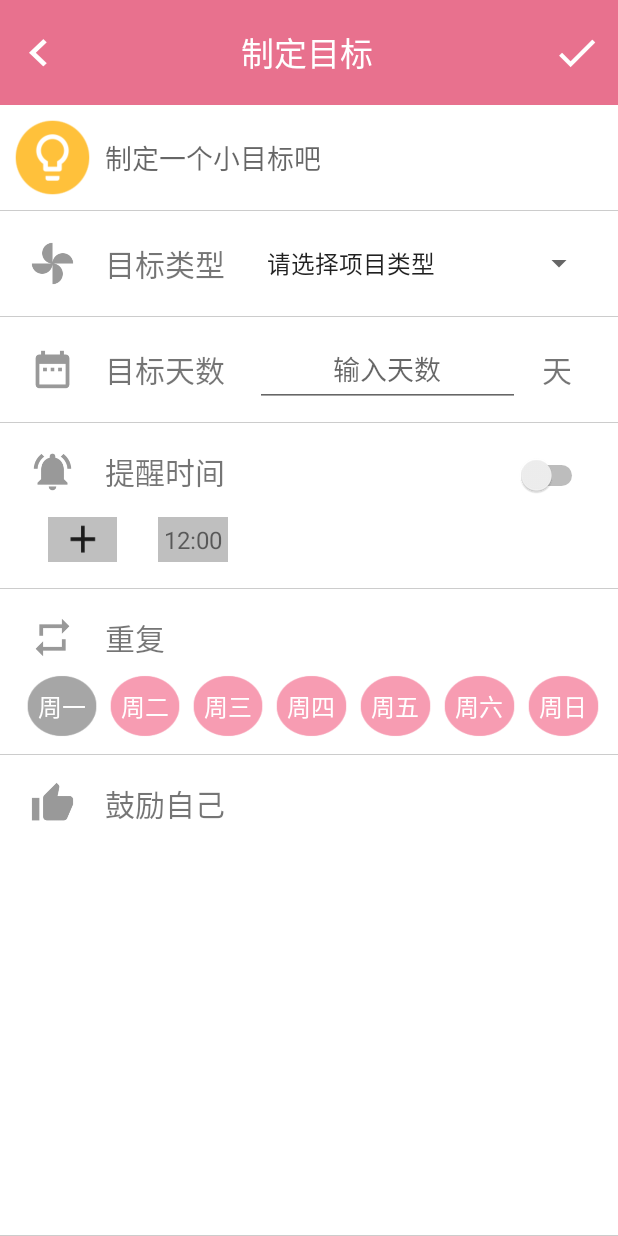
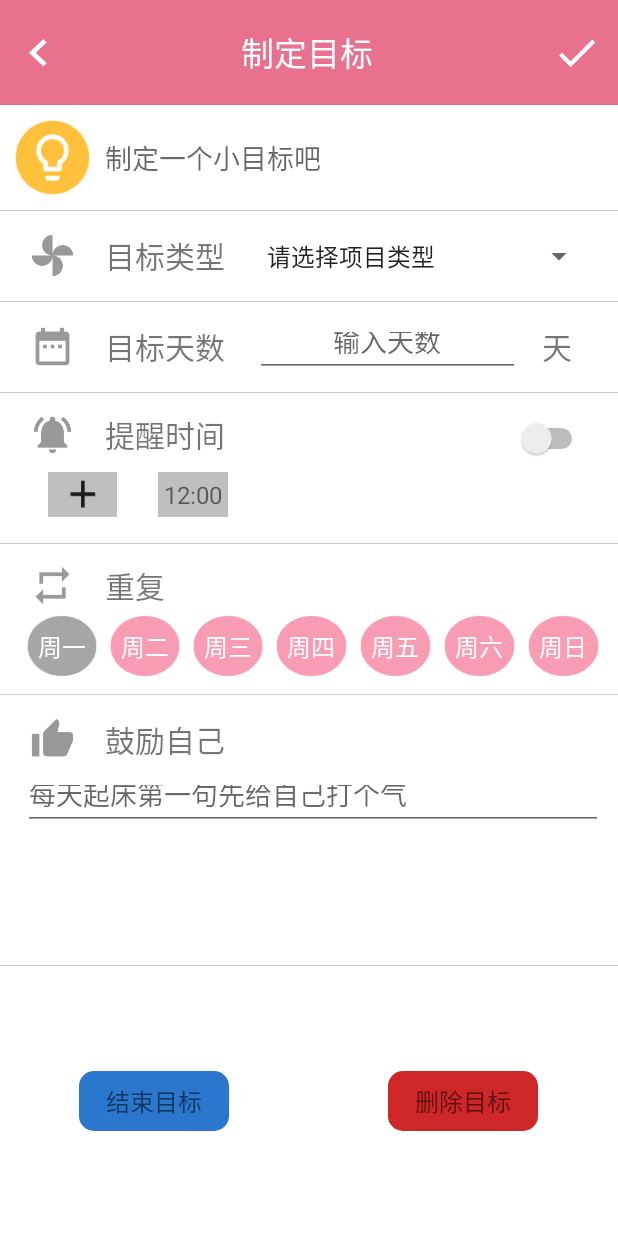
Before and after one commit to ZulaZhang/SealionCheckin, an Android app: the screen it shows after launch (SetGoalActivity), after a tap on "制定目标", on a phone screen of 412 x 824 dp. Run offline under Robolectric (Android 15) with nearby library versions, the phone set to English and light mode, and no system bars.

Commit message:
修改编辑目标

```diff
--- a/app/src/main/AndroidManifest.xml
+++ b/app/src/main/AndroidManifest.xml
@@ -18,11 +18,12 @@
         </activity>
         <activity android:name=".SetGoalActivity" />
         <activity android:name=".ProfileActivity" />
-        <activity android:name=".EditGoalActivity" />
+        <activity android:name=".CheckInActivity" />
 
         <meta-data
             android:name="com.google.android.actions"
             android:resource="@xml/corner" />
+
     </application>
 
 </manifest>
--- /dev/null
+++ b/app/src/main/java/com/sealion/checkin/CheckInActivity.java
@@ -0,0 +1,37 @@
+package com.sealion.checkin;
+
+import android.content.Intent;
+import android.support.v7.app.AppCompatActivity;
+import android.os.Bundle;
+import android.view.View;
+import android.widget.Button;
+import android.widget.ImageView;
+import android.widget.TextView;
+
+public class CheckInActivity extends AppCompatActivity {
+
+    private TextView editGoal;
+    private ImageView check;
+
+    @Override
+    protected void onCreate(Bundle savedInstanceState) {
+        super.onCreate(savedInstanceState);
+        setContentView(R.layout.activity_check_in);
+        editGoal = (TextView) findViewById(R.id.edit_goal);
+        check = (ImageView)findViewById(R.id.check);
+        editGoal.setOnClickListener(new View.OnClickListener() {
+            @Override
+            public void onClick(View v) {
+                Intent intent = new Intent(CheckInActivity.this, SetGoalActivity.class);
+                startActivity(intent);
+            }
+        });
+        check.setOnClickListener(new View.OnClickListener() {
+            @Override
+            public void onClick(View v) {
+                Intent intent =new Intent(CheckInActivity.this, SetGoalActivity.class);
+                startActivity(intent);
+            }
+        });
+    }
+}
--- a/app/src/main/java/com/sealion/checkin/EditGoalActivity.java
+++ /dev/null
@@ -1,13 +0,0 @@
-package com.sealion.checkin;
-
-import android.support.v7.app.AppCompatActivity;
-import android.os.Bundle;
-
-public class EditGoalActivity extends AppCompatActivity {
-
-    @Override
-    protected void onCreate(Bundle savedInstanceState) {
-        super.onCreate(savedInstanceState);
-        setContentView(R.layout.activity_edit_goal);
-    }
-}
--- a/app/src/main/java/com/sealion/checkin/MainActivity.java
+++ b/app/src/main/java/com/sealion/checkin/MainActivity.java
@@ -5,11 +5,10 @@ import android.support.v7.app.AppCompatActivity;
 import android.os.Bundle;
 import android.view.View;
 import android.widget.Button;
-import android.widget.Toolbar;
 
 public class MainActivity extends AppCompatActivity {
 
-    private Button setGoal, calendar, profile,editGoal;
+    private Button setGoal, calendar, profile,goal;
 
     @Override
     protected void onCreate(Bundle savedInstanceState) {
@@ -18,7 +17,7 @@ public class MainActivity extends AppCompatActivity {
         setGoal = (Button) findViewById(R.id.set_goal);
         calendar = (Button) findViewById(R.id.calendar);
         profile = (Button) findViewById(R.id.profile);
-        editGoal = (Button) findViewById(R.id.edit_goal);
+        goal = (Button) findViewById(R.id.goal);
         setGoal.setOnClickListener(new View.OnClickListener() {
             @Override
             public void onClick(View v) {
@@ -35,10 +34,10 @@ public class MainActivity extends AppCompatActivity {
             }
         });
 
-        editGoal.setOnClickListener(new View.OnClickListener() {
+        goal.setOnClickListener(new View.OnClickListener() {
             @Override
             public void onClick(View v) {
-                Intent intent= new Intent(MainActivity.this,EditGoalActivity.class);
+                Intent intent= new Intent(MainActivity.this,CheckInActivity.class);
                 startActivity(intent);
             }
         });
--- /dev/null
+++ b/app/src/main/res/drawable/corners_bule.xml
@@ -0,0 +1,10 @@
+<?xml version="1.0" encoding="utf-8"?>
+<shape xmlns:android="http://schemas.android.com/apk/res/android">
+    <solid android:color="#2a77cd" />
+    <corners
+        android:topLeftRadius="10dp"
+        android:topRightRadius="10dp"
+        android:bottomRightRadius="10dp"
+        android:bottomLeftRadius="10dp"
+        />
+</shape>
--- /dev/null
+++ b/app/src/main/res/drawable/corners_red.xml
@@ -0,0 +1,10 @@
+<?xml version="1.0" encoding="utf-8"?>
+<shape xmlns:android="http://schemas.android.com/apk/res/android">
+    <solid android:color="#cd2727" />
+    <corners
+        android:topLeftRadius="10dp"
+        android:topRightRadius="10dp"
+        android:bottomRightRadius="10dp"
+        android:bottomLeftRadius="10dp"
+        />
+</shape>
--- a/app/src/main/res/layout/activity_edit_goal.xml
+++ b/app/src/main/res/layout/activity_check_in.xml
@@ -44,6 +44,7 @@
         android:orientation="vertical">
 
         <ImageView
+            android:id="@+id/check"
             android:layout_width="180dp"
             android:layout_height="180dp"
             android:layout_gravity="center"
@@ -149,6 +150,7 @@
        >
 
         <TextView
+            android:id="@+id/edit_goal"
             android:layout_width="100dp"
             android:layout_height="40dp"
             android:background="@drawable/corners_bg"
--- a/app/src/main/res/layout/activity_main.xml
+++ b/app/src/main/res/layout/activity_main.xml
@@ -48,11 +48,11 @@
             android:text="制定目标" />
 
         <Button
-            android:id="@+id/edit_goal"
+            android:id="@+id/goal"
             android:layout_width="0dp"
             android:layout_height="match_parent"
             android:layout_weight="1"
-            android:text="编辑目标" />
+            android:text="定好目标" />
 
         <LinearLayout
             android:layout_width="0dp"
--- a/app/src/main/res/layout/activity_set_goal.xml
+++ b/app/src/main/res/layout/activity_set_goal.xml
@@ -15,28 +15,29 @@
         <ImageView
             android:layout_width="35dp"
             android:layout_height="match_parent"
+            android:layout_marginStart="7dp"
             android:layout_marginLeft="7dp"
-            android:layout_marginStart="7dp"
-            android:src="@drawable/back"/>
+            android:src="@drawable/back" />
 
         <TextView
             android:layout_width="0dp"
             android:layout_height="wrap_content"
+            android:layout_gravity="center"
             android:layout_weight="1"
+            android:gravity="center"
             android:text="制定目标"
             android:textColor="#ffffff"
-            android:textSize="22sp"
-            android:layout_gravity="center"
-            android:gravity="center"/>
+            android:textSize="22sp" />
 
         <ImageView
             android:layout_width="35dp"
             android:layout_height="match_parent"
+            android:layout_marginEnd="10dp"
             android:layout_marginRight="10dp"
-            android:layout_marginEnd="10dp"
-            android:src="@drawable/save"/>
+            android:src="@drawable/save" />
 
     </LinearLayout>
+
 
             <LinearLayout
                 android:layout_width="match_parent"
@@ -66,7 +67,7 @@
 
             <LinearLayout
                 android:layout_width="match_parent"
-        android:layout_height="70dp"
+                android:layout_height="60dp"
                 android:layout_marginBottom="1px"
                 android:background="#FFFFFF"
                 android:orientation="horizontal"
@@ -97,7 +98,7 @@
 
             <LinearLayout
                 android:layout_width="match_parent"
-        android:layout_height="70dp"
+                android:layout_height="60dp"
                 android:layout_marginBottom="1px"
                 android:background="#FFFFFF"
                 android:orientation="horizontal"
@@ -138,7 +139,7 @@
 
             <LinearLayout
                 android:layout_width="match_parent"
-        android:layout_height="110dp"
+                android:layout_height="100dp"
                 android:layout_marginBottom="1px"
                 android:background="#FFFFFF"
                 android:orientation="vertical"
@@ -146,7 +147,7 @@
 
                 <LinearLayout
                     android:layout_width="match_parent"
-            android:layout_height="45dp"
+                    android:layout_height="35dp"
                     android:orientation="horizontal">
 
                     <ImageView
@@ -181,43 +182,45 @@
                     <ImageView
                         android:layout_width="70dp"
                         android:layout_height="30dp"
+                        android:layout_gravity="center_vertical"
                         android:layout_marginStart="10dp"
                         android:layout_marginLeft="10dp"
-                android:layout_gravity="center_vertical"
                         android:src="@drawable/plus" />
 
                     <TextView
                         android:layout_width="wrap_content"
                         android:layout_height="30dp"
+                        android:layout_gravity="center_vertical"
+                        android:layout_marginStart="15dp"
+                        android:layout_marginLeft="15dp"
+                        android:background="#bfbfbf"
+                        android:gravity="center"
                         android:paddingLeft="4dp"
                         android:paddingRight="4dp"
-                android:layout_marginStart="15dp"
-                android:layout_marginLeft="15dp"
-                android:layout_gravity="center_vertical"
-                android:gravity="center"
                         android:text="12:00"
-                android:background="#bfbfbf"
                         android:textSize="16sp" />
                 </LinearLayout>
             </LinearLayout>
 
             <LinearLayout
                 android:layout_width="match_parent"
-        android:layout_height="110dp"
+                android:layout_height="100dp"
                 android:layout_marginBottom="1px"
                 android:background="#FFFFFF"
                 android:orientation="vertical"
                 android:padding="10dp">
+
                 <LinearLayout
                     android:layout_width="match_parent"
-            android:layout_height="45dp"
+                    android:layout_height="35dp"
                     android:orientation="horizontal">
 
                     <ImageView
                         android:layout_width="50dp"
                         android:layout_height="30dp"
                         android:layout_gravity="center"
-            android:src="@drawable/repitition"/>
+                        android:src="@drawable/repitition" />
+
                     <TextView
                         android:layout_width="100dp"
                         android:layout_height="match_parent"
@@ -227,6 +230,7 @@
                         android:text="重复"
                         android:textSize="20sp" />
                 </LinearLayout>
+
                 <LinearLayout
                     android:layout_width="match_parent"
                     android:layout_height="0dp"
@@ -236,75 +240,81 @@
                     <TextView
                         android:layout_width="0dp"
                         android:layout_height="45dp"
-                android:layout_weight="1"
                         android:layout_marginStart="5dp"
                         android:layout_marginLeft="5dp"
+                        android:layout_weight="1"
                         android:background="@drawable/graycircle"
                         android:gravity="center"
                         android:text="周一"
                         android:textColor="#ffffff"
                         android:textSize="16sp" />
+
                     <TextView
                         android:layout_width="0dp"
                         android:layout_height="45dp"
-                android:layout_weight="1"
                         android:layout_marginStart="3dp"
                         android:layout_marginLeft="3dp"
+                        android:layout_weight="1"
                         android:background="@drawable/pinkcircle"
                         android:gravity="center"
                         android:text="周二"
                         android:textColor="#ffffff"
                         android:textSize="16sp" />
+
                     <TextView
                         android:layout_width="0dp"
                         android:layout_height="45dp"
-                android:layout_weight="1"
                         android:layout_marginStart="3dp"
                         android:layout_marginLeft="3dp"
+                        android:layout_weight="1"
                         android:background="@drawable/pinkcircle"
                         android:gravity="center"
                         android:text="周三"
                         android:textColor="#ffffff"
                         android:textSize="16sp" />
+
                     <TextView
                         android:layout_width="0dp"
                         android:layout_height="45dp"
-                android:layout_weight="1"
                         android:layout_marginStart="3dp"
                         android:layout_marginLeft="3dp"
+                        android:layout_weight="1"
                         android:background="@drawable/pinkcircle"
                         android:gravity="center"
                         android:text="周四"
                         android:textColor="#ffffff"
                         android:textSize="16sp" />
+
                     <TextView
                         android:layout_width="0dp"
                         android:layout_height="45dp"
-                android:layout_weight="1"
                         android:layout_marginStart="3dp"
                         android:layout_marginLeft="3dp"
+                        android:layout_weight="1"
                         android:background="@drawable/pinkcircle"
                         android:gravity="center"
                         android:text="周五"
                         android:textColor="#ffffff"
                         android:textSize="16sp" />
+
                     <TextView
                         android:layout_width="0dp"
                         android:layout_height="45dp"
-                android:layout_weight="1"
                         android:layout_marginStart="3dp"
                         android:layout_marginLeft="3dp"
+                        android:layout_weight="1"
                         android:background="@drawable/pinkcircle"
                         android:gravity="center"
                         android:text="周六"
                         android:textColor="#ffffff"
                         android:textSize="16sp" />
+
                     <TextView
                         android:layout_width="0dp"
                         android:layout_height="45dp"
-                android:layout_weight="1"
                         android:layout_marginStart="3dp"
                         android:layout_marginLeft="3dp"
+                        android:layout_weight="1"
                         android:background="@drawable/pinkcircle"
                         android:gravity="center"
                         android:text="周日"
@@ -316,14 +326,15 @@
             <LinearLayout
                 android:layout_width="match_parent"
                 android:layout_height="0dp"
+                android:layout_marginBottom="1px"
                 android:layout_weight="1"
-        android:layout_marginBottom="1px"
                 android:background="#FFFFFF"
                 android:orientation="vertical"
                 android:padding="10dp">
+
                 <LinearLayout
                     android:layout_width="match_parent"
-            android:layout_height="45dp"
+                    android:layout_height="40dp"
                     android:orientation="horizontal">
 
                     <ImageView
@@ -340,26 +351,66 @@
                         android:gravity="center_vertical"
                         android:text="鼓励自己"
                         android:textSize="20sp" />
+                </LinearLayout>
+
                 <LinearLayout
                     android:layout_width="match_parent"
-                android:layout_height="0dp"
-                android:layout_weight="1"
+                    android:layout_height="40dp"
                     android:orientation="horizontal">
 
                     <EditText
                         android:layout_width="0dp"
                         android:layout_height="match_parent"
-                    android:layout_marginStart="10dp"
-                    android:layout_marginLeft="10dp"
+                        android:layout_marginStart="5dp"
+                        android:layout_marginLeft="5dp"
                         android:layout_weight="1"
-                    android:background="@null"
                         android:gravity="center_vertical"
                         android:hint="每天起床第一句先给自己打个气"
                         android:textSize="18sp" />
-
                 </LinearLayout>
 
             </LinearLayout>
 
+            <LinearLayout
+                android:layout_width="match_parent"
+                android:layout_height="0dp"
+                android:layout_weight="1"
+                android:background="#ffffff"
+                android:orientation="horizontal">
+
+                <LinearLayout
+                    android:layout_width="0dp"
+                    android:layout_height="match_parent"
+                    android:layout_weight="1"
+                    android:gravity="center"
+                    android:orientation="horizontal">
+
+                    <TextView
+                        android:layout_width="100dp"
+                        android:layout_height="40dp"
+                        android:layout_gravity="center"
+                        android:background="@drawable/corners_bule"
+                        android:gravity="center"
+                        android:text="结束目标"
+                        android:textSize="16sp" />
+                </LinearLayout>
+
+                <LinearLayout
+                    android:layout_width="0dp"
+                    android:layout_height="match_parent"
+                    android:layout_weight="1"
+                    android:gravity="center"
+                    android:orientation="horizontal">
+
+                    <TextView
+                        android:layout_width="100dp"
+                        android:layout_height="40dp"
+                        android:layout_gravity="center"
+                        android:background="@drawable/corners_red"
+                        android:gravity="center"
+                        android:text="删除目标"
+                        android:textSize="16sp" />
                 </LinearLayout>
             </LinearLayout>
+
+</LinearLayout>
```
Lines whose indentation alone changed are shown as unchanged.
